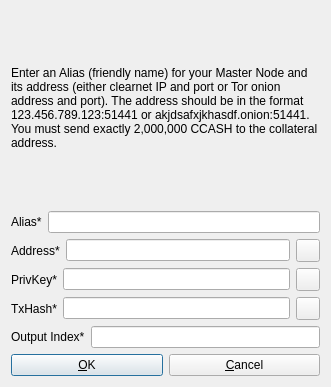
The window that src/qt/forms/addeditadrenalinenode.ui (FrankygoestoHollywood/CampusCash_Core) describes before a commit, drawn with Qt 5.
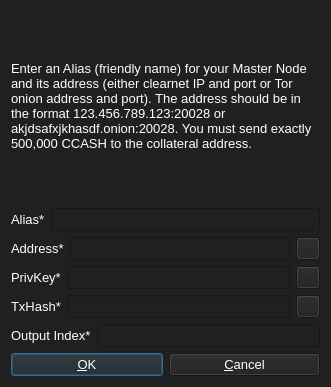
The same window after the commit. Icons and pictures are not drawn.

Patch:
```diff
--- a/src/qt/forms/addeditadrenalinenode.ui
+++ b/src/qt/forms/addeditadrenalinenode.ui
@@ -14,7 +14,8 @@
    <string>Add/Edit CampusCash Node</string>
   </property>
   <property name="styleSheet">
-   <string notr="true"/>
+   <string notr="true">background-color: rgb(32, 32, 32);
+color: rgb(255, 255, 255);</string>
   </property>
   <property name="modal">
    <bool>true</bool>
@@ -28,8 +29,13 @@
        <verstretch>0</verstretch>
       </sizepolicy>
      </property>
+     <property name="font">
+      <font>
+       <pointsize>10</pointsize>
+      </font>
+     </property>
      <property name="text">
-      <string>&lt;html&gt;&lt;head/&gt;&lt;body&gt;&lt;p&gt;Enter an Alias (friendly name) for your Master Node and its address (either clearnet IP and port or Tor onion address and port). The address should be in the format 123.456.789.123:51441 or akjdsafxjkhasdf.onion:51441. You must send exactly 2,000,000 CCASH to the collateral address.&lt;/p&gt;&lt;/body&gt;&lt;/html&gt;</string>
+      <string>&lt;html&gt;&lt;head/&gt;&lt;body&gt;&lt;p&gt;Enter an Alias (friendly name) for your Master Node and its address (either clearnet IP and port or Tor onion address and port). The address should be in the format 123.456.789.123:20028 or akjdsafxjkhasdf.onion:20028. You must send exactly 500,000 CCASH to the collateral address.&lt;/p&gt;&lt;/body&gt;&lt;/html&gt;</string>
      </property>
      <property name="wordWrap">
       <bool>true</bool>
@@ -43,13 +49,24 @@
      </property>
      <item>
       <widget class="QLabel" name="label_4">
+       <property name="font">
+        <font>
+         <pointsize>10</pointsize>
+        </font>
+       </property>
        <property name="text">
         <string>Alias*</string>
        </property>
       </widget>
      </item>
      <item>
-      <widget class="QLineEdit" name="aliasLineEdit"/>
+      <widget class="QLineEdit" name="aliasLineEdit">
+       <property name="font">
+        <font>
+         <pointsize>10</pointsize>
+        </font>
+       </property>
+      </widget>
      </item>
     </layout>
    </item>
@@ -60,13 +77,24 @@
      </property>
      <item>
       <widget class="QLabel" name="label_6">
+       <property name="font">
+        <font>
+         <pointsize>10</pointsize>
+        </font>
+       </property>
        <property name="text">
         <string>Address*</string>
        </property>
       </widget>
      </item>
      <item>
-      <widget class="QLineEdit" name="addressLineEdit"/>
+      <widget class="QLineEdit" name="addressLineEdit">
+       <property name="font">
+        <font>
+         <pointsize>10</pointsize>
+        </font>
+       </property>
+      </widget>
      </item>
      <item>
       <widget class="QToolButton" name="AddEditAddressPasteButton">
@@ -94,13 +122,24 @@
      </property>
      <item>
       <widget class="QLabel" name="label_5">
+       <property name="font">
+        <font>
+         <pointsize>10</pointsize>
+        </font>
+       </property>
        <property name="text">
         <string>PrivKey*</string>
        </property>
       </widget>
      </item>
      <item>
-      <widget class="QLineEdit" name="privkeyLineEdit"/>
+      <widget class="QLineEdit" name="privkeyLineEdit">
+       <property name="font">
+        <font>
+         <pointsize>10</pointsize>
+        </font>
+       </property>
+      </widget>
      </item>
      <item>
       <widget class="QToolButton" name="AddEditPrivkeyPasteButton">
@@ -128,13 +167,24 @@
      </property>
      <item>
       <widget class="QLabel" name="label_2">
+       <property name="font">
+        <font>
+         <pointsize>10</pointsize>
+        </font>
+       </property>
        <property name="text">
         <string>TxHash*</string>
        </property>
       </widget>
      </item>
      <item>
-      <widget class="QLineEdit" name="txhashLineEdit"/>
+      <widget class="QLineEdit" name="txhashLineEdit">
+       <property name="font">
+        <font>
+         <pointsize>10</pointsize>
+        </font>
+       </property>
+      </widget>
      </item>
      <item>
       <widget class="QToolButton" name="AddEditTxhashPasteButton">
@@ -162,13 +212,24 @@
      </property>
      <item>
       <widget class="QLabel" name="label_8">
+       <property name="font">
+        <font>
+         <pointsize>10</pointsize>
+        </font>
+       </property>
        <property name="text">
         <string>Output Index*</string>
        </property>
       </widget>
      </item>
      <item>
-      <widget class="QLineEdit" name="outputindexLineEdit"/>
+      <widget class="QLineEdit" name="outputindexLineEdit">
+       <property name="font">
+        <font>
+         <pointsize>10</pointsize>
+        </font>
+       </property>
+      </widget>
      </item>
     </layout>
    </item>
@@ -176,6 +237,11 @@
     <layout class="QHBoxLayout" name="horizontalLayout_Buttons">
      <item>
       <widget class="QPushButton" name="okButton">
+       <property name="font">
+        <font>
+         <pointsize>10</pointsize>
+        </font>
+       </property>
        <property name="text">
         <string>&amp;OK</string>
        </property>
@@ -183,6 +249,11 @@
      </item>
      <item>
       <widget class="QPushButton" name="cancelButton">
+       <property name="font">
+        <font>
+         <pointsize>10</pointsize>
+        </font>
+       </property>
        <property name="text">
         <string>&amp;Cancel</string>
        </property>
```
